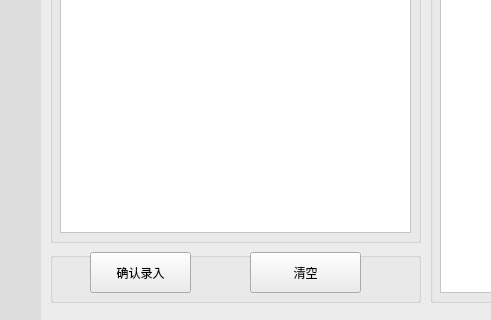
Above: EvaluationSystem/EvaluationMain.ui from Holy-Shine/Acrotest before the change; both pictures show x 120 to 611 and y 328 to 648 of the 1292 by 648 pixel window. Below: the same form after it.
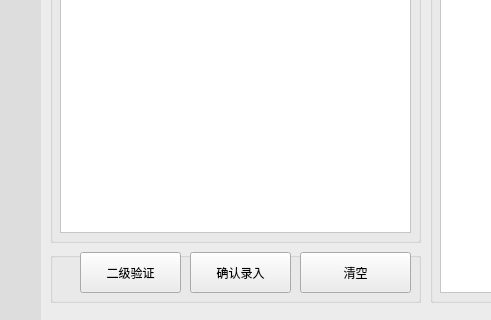
That is the form after the change. The open tabs and pages were chosen to show the change. Icons and pictures are not drawn.

Commit message: 增加二级验证，修复小bug

Patch:
```diff
--- a/EvaluationSystem/EvaluationMain.ui
+++ b/EvaluationSystem/EvaluationMain.ui
@@ -809,7 +809,7 @@
      <widget class="QPushButton" name="bt_confrim">
       <property name="geometry">
        <rect>
-        <x>40</x>
+        <x>140</x>
         <y>0</y>
         <width>101</width>
         <height>41</height>
@@ -822,7 +822,7 @@
      <widget class="QPushButton" name="bt_clear">
       <property name="geometry">
        <rect>
-        <x>200</x>
+        <x>250</x>
         <y>0</y>
         <width>111</width>
         <height>41</height>
@@ -832,6 +832,19 @@
        <string>清空</string>
       </property>
      </widget>
+     <widget class="QPushButton" name="bt_verify">
+      <property name="geometry">
+       <rect>
+        <x>30</x>
+        <y>0</y>
+        <width>101</width>
+        <height>41</height>
+       </rect>
+      </property>
+      <property name="text">
+       <string>二级验证</string>
+      </property>
+     </widget>
     </widget>
    </widget>
   </widget>
```
Left out of the diff: 43 changed lines with no effect on the pictures. The commit also changes 5 other files.
